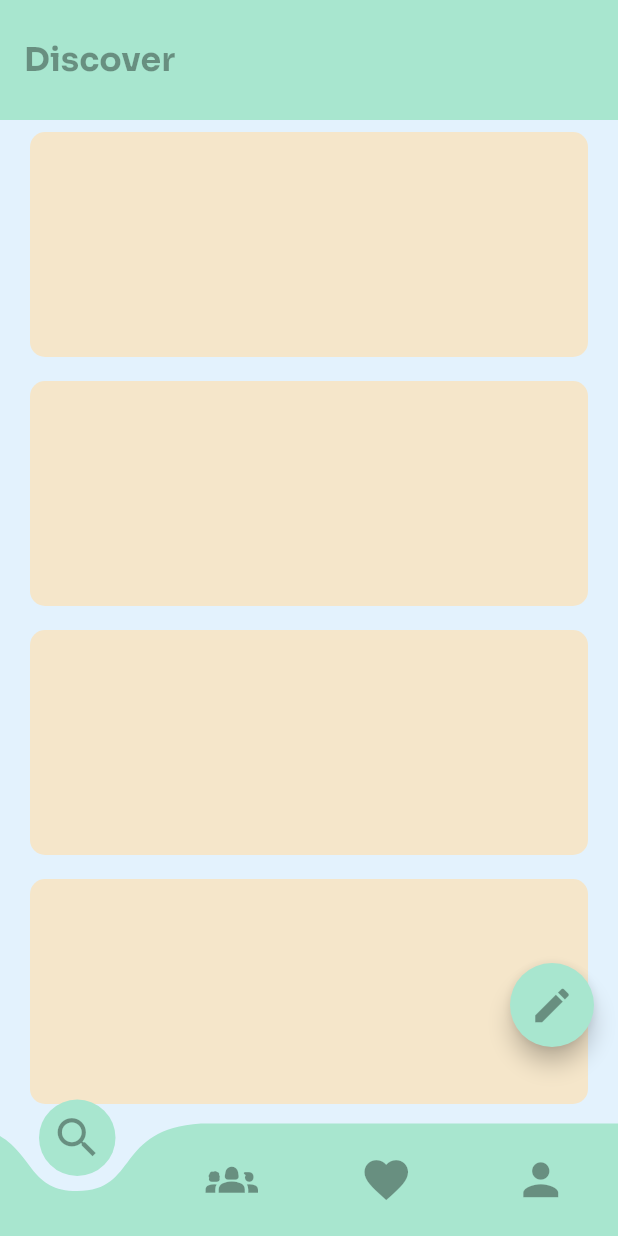
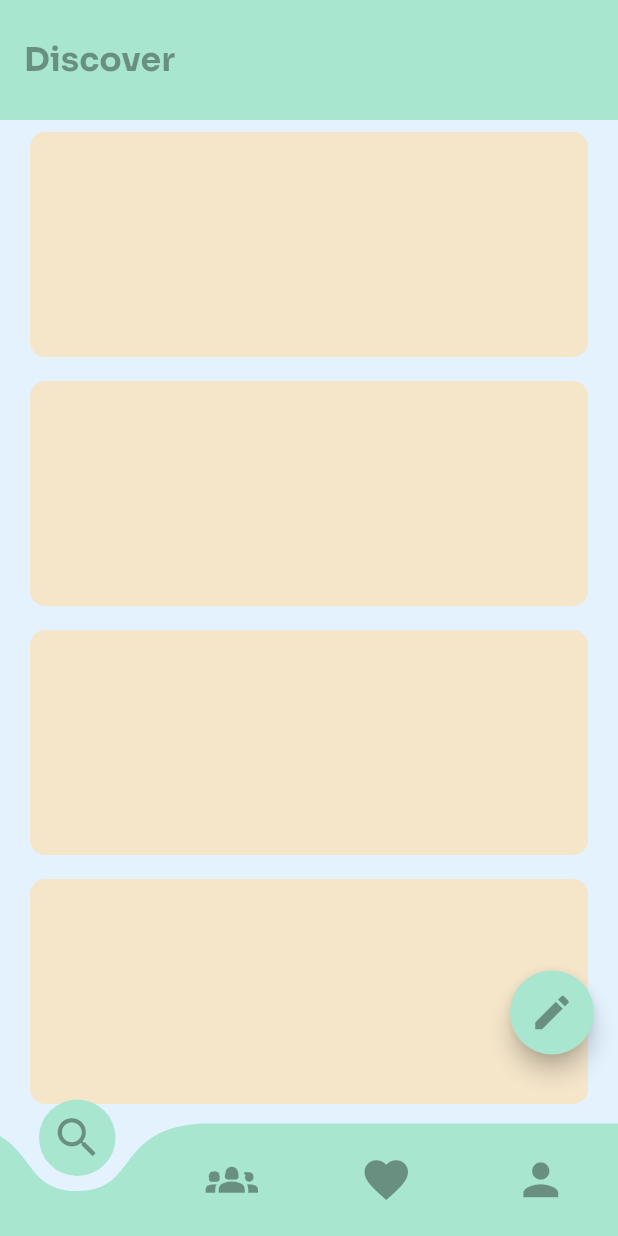
Before and after one commit to 3bary/trek, a Flutter app: the HomeView screen opened by its route, on a phone screen of 412 x 824 dp. Run offline on Flutter 3.47's test engine with Material 3 defaults, Android fonts, the light colour scheme and no system bars; drawn by our look-alikes of curved_navigation_bar; our stand-ins replace flutter_bloc, font_awesome_flutter, go_router, google_fonts.

Commit message:
code refacts part 2

```diff
--- /dev/null
+++ b/lib/features/home/presentation/views/discover_view.dart
@@ -0,0 +1,28 @@
+import 'package:flutter/material.dart';
+
+import '../../../../core/utils/constants.dart';
+
+
+
+class DiscoverView extends StatelessWidget {
+  const DiscoverView({super.key});
+
+  @override
+  Widget build(BuildContext context) {
+    return ListView.builder(
+      itemCount: 10,
+      itemBuilder: (context, index) {
+        return Container(
+          padding: EdgeInsets.all(10),
+          height: 150,
+          width: double.infinity,
+          margin: EdgeInsets.symmetric(vertical: 8, horizontal: 20),
+          decoration: BoxDecoration(
+            color: kTertiaryColor,
+            borderRadius: BorderRadius.circular(10),
+          ),
+        );
+      },
+    );
+  }
+}
--- a/lib/features/home/views/favorite_view.dart
+++ b/lib/features/home/presentation/views/favorite_view.dart
@@ -9,7 +9,7 @@ class FavoriteView extends StatelessWidget {
     return SafeArea(
       child: Scaffold(
         body: Center(
-          child: Text("Favorite Screen ", style: TextStyle(fontSize: 24)),
+          child: Text("Favorite view ", style: TextStyle(fontSize: 24)),
         ),
       ),
     );
--- a/lib/features/home/views/group_view.dart
+++ b/lib/features/home/presentation/views/group_view.dart
@@ -9,7 +9,7 @@ class GroupsView extends StatelessWidget {
     return SafeArea(
       child: Scaffold(
         body: Center(
-          child: Text("Group Screen ", style: TextStyle(fontSize: 24)),
+          child: Text("Group view ", style: TextStyle(fontSize: 24)),
         ),
       ),
     );
--- a/lib/features/home/views/home_view.dart
+++ b/lib/features/home/presentation/views/home_view.dart
@@ -1,11 +1,12 @@
 import 'package:flutter/material.dart';
 import 'package:flutter_bloc/flutter_bloc.dart';
 import 'package:go_router/go_router.dart';
-import 'package:greendo/features/home/views/discover_view.dart';
-import 'package:greendo/features/home/views/profile_view.dart';
+import 'package:greendo/features/home/presentation/views/profile_view.dart';
 
-import '../../../core/utils/app_router.dart';
-import 'cubit/navigation_cubit.dart';
+import '../../../../core/utils/app_router.dart';
+
+import '../view_model/navigation_cubit/navigation_cubit.dart';
+import 'discover_view.dart';
 import 'favorite_view.dart';
 import 'group_view.dart';
 import 'widgets/bottom_naviagation_bar.dart';
@@ -49,15 +50,18 @@ class HomeView extends StatelessWidget {
               ),
               body: IndexedStack(index: currentIndex, children: pages),
               bottomNavigationBar: CustomBottomNavigation(),
-              floatingActionButtonLocation: FloatingActionButtonLocation.endFloat,
+              floatingActionButtonLocation:
+                  FloatingActionButtonLocation.endFloat,
               floatingActionButton: Transform.translate(
-                offset: Offset(0, -35),
+                offset: Offset(0, -30),
                 child: FloatingActionButton(
                   onPressed: () {
                     GoRouter.of(context).push(AppRouter.kRecommendationView);
                   },
+                  // tooltip: "hello",
                   backgroundColor: Color(0xffA8E6CF),
                   shape: CircleBorder(),
+
                   child: Icon(Icons.mode_edit, color: Colors.black38, size: 30),
                 ),
               ),
--- a/lib/features/home/views/profile_view.dart
+++ b/lib/features/home/presentation/views/profile_view.dart
@@ -8,7 +8,7 @@ class ProfileView extends StatelessWidget {
     return SafeArea(
       child: Scaffold(
         body: const Center(
-          child: Text("Profile Screen ", style: TextStyle(fontSize: 24)),
+          child: Text("Profile view ", style: TextStyle(fontSize: 24)),
         ),
       ),
     );
--- a/lib/features/home/views/widgets/bottom_naviagation_bar.dart
+++ b/lib/features/home/presentation/views/widgets/bottom_naviagation_bar.dart
@@ -2,7 +2,7 @@ import 'package:curved_navigation_bar/curved_navigation_bar.dart';
 import 'package:flutter/material.dart';
 import 'package:flutter_bloc/flutter_bloc.dart';
 
-import '../cubit/navigation_cubit.dart';
+import '../../view_model/navigation_cubit/navigation_cubit.dart';
 
 class CustomBottomNavigation extends StatelessWidget {
   const CustomBottomNavigation({super.key});
--- a/lib/features/home/views/discover_view.dart
+++ /dev/null
@@ -1,27 +0,0 @@
-import 'package:flutter/material.dart';
-
-import '../../../core/utils/constants.dart';
-
-class DiscoverView extends StatelessWidget{
-  const DiscoverView({super.key});
-
-  @override
-  Widget build(BuildContext context) {
-    return ListView.builder(
-      itemCount: 10,
-      itemBuilder: (context, index) {
-        return  Container(
-            padding: EdgeInsets.all(10),
-        height: 150,
-        width: double.infinity,
-        margin: EdgeInsets.symmetric(vertical: 8, horizontal: 20),
-        decoration: BoxDecoration(
-        color: kTertiaryColor,
-        borderRadius: BorderRadius.circular(10),
-        )
-        );
-      }
-
-    );
-  }
-}
```
Also changed, not shown: lib/core/utils/app_router.dart (+6 -5 lines), lib/features/home/presentation/view_model/navigation_cubit/navigation_cubit.dart (renamed from lib/features/home/views/cubit/navigation_cubit.dart), lib/features/home/presentation/views/recommendation_view.dart (renamed from lib/features/home/views/recommendation_view.dart).
